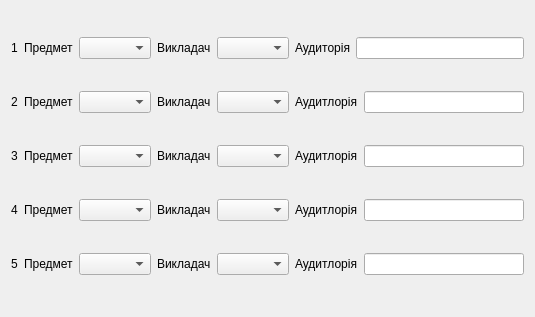
Old version of the form Kursova_2/ScheduleForms/InputForms/dayinputform.ui in the repository zzvanyazz/Kursova_2.
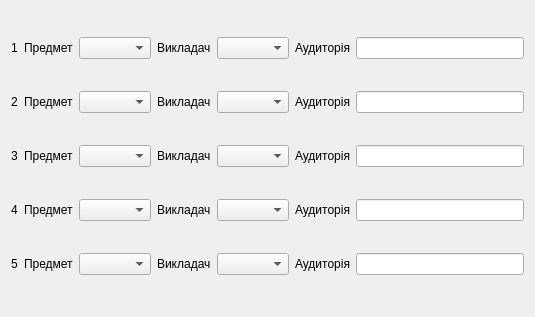
New version of the form.

What changed in the file:
```diff
--- a/Kursova_2/ScheduleForms/InputForms/dayinputform.ui
+++ b/Kursova_2/ScheduleForms/InputForms/dayinputform.ui
@@ -135,7 +135,7 @@
         </sizepolicy>
        </property>
        <property name="text">
-        <string>Аудитлорія</string>
+        <string>Аудиторія</string>
        </property>
       </widget>
      </item>
@@ -200,7 +200,7 @@
         </sizepolicy>
        </property>
        <property name="text">
-        <string>Аудитлорія</string>
+        <string>Аудиторія</string>
        </property>
       </widget>
      </item>
@@ -265,7 +265,7 @@
         </sizepolicy>
        </property>
        <property name="text">
-        <string>Аудитлорія</string>
+        <string>Аудиторія</string>
        </property>
       </widget>
      </item>
@@ -330,7 +330,7 @@
         </sizepolicy>
        </property>
        <property name="text">
-        <string>Аудитлорія</string>
+        <string>Аудиторія</string>
        </property>
       </widget>
      </item>
```
